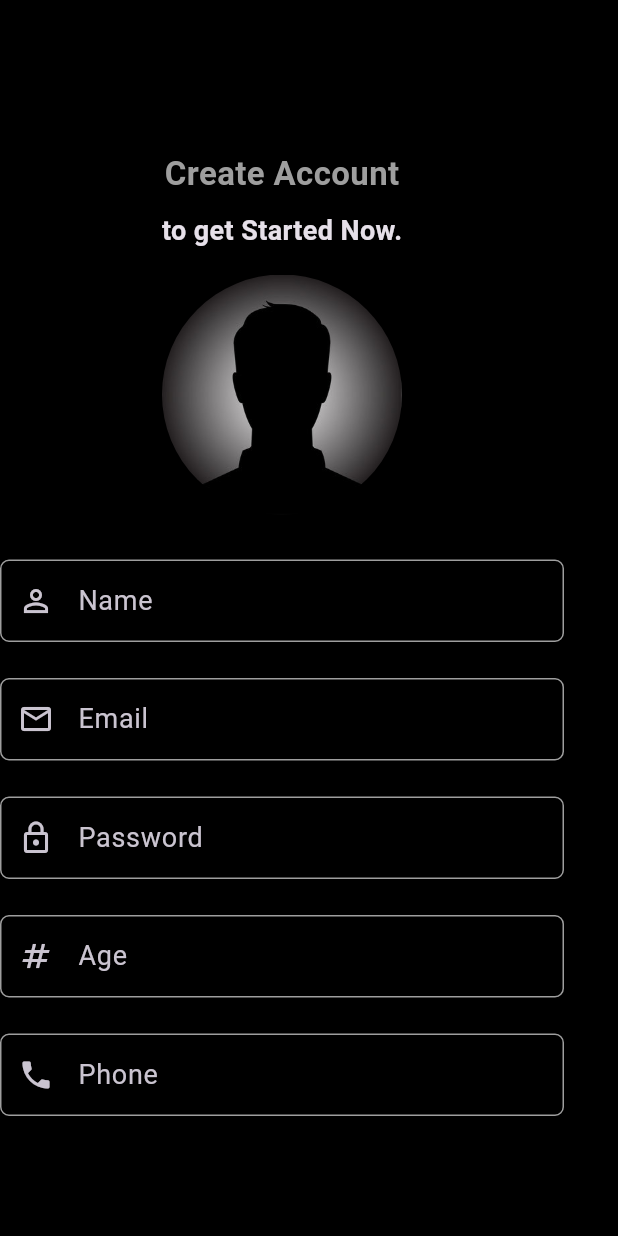
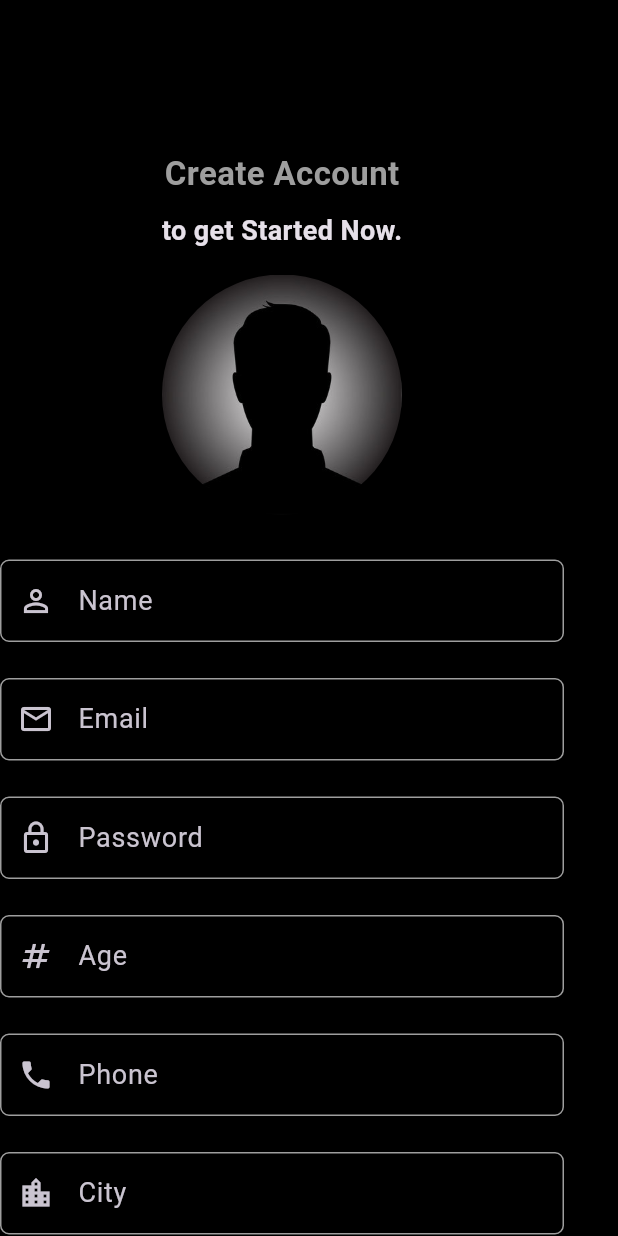
Before and after one commit to beshprakash11/dating_appfv1, a Flutter app: the screen it shows after launch, on a phone screen of 412 x 824 dp. Run offline on Flutter 3.47's test engine with Material 3 defaults, Android fonts, the phone set to English and light mode, and no system bars; our stand-ins replace get.

Commit message:
local city field added

```diff
--- a/lib/authenticationScreen/registration_screen.dart
+++ b/lib/authenticationScreen/registration_screen.dart
@@ -184,6 +184,20 @@ class _RegistrationScreenState extends State<RegistrationScreen> {
             ),
 
             //city
+            SizedBox(
+              width: MediaQuery.of(context).size.width - 36,
+              height: 55,
+              child: CustomTextFieldWidget(
+                editingController: cityTextEditingController,
+                labelText: "City",
+                iconData: Icons.location_city,
+                isObscure: true,
+              ),
+            ),
+
+            const SizedBox(
+              height: 24,
+            ),
 
             //Country
 
```
